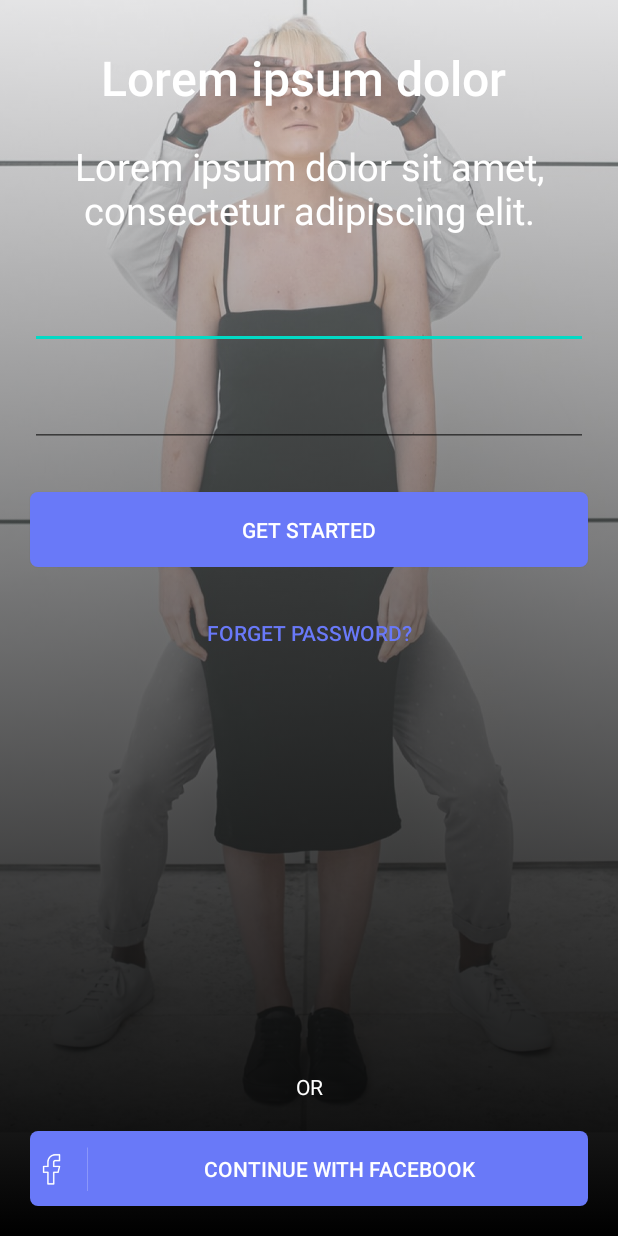
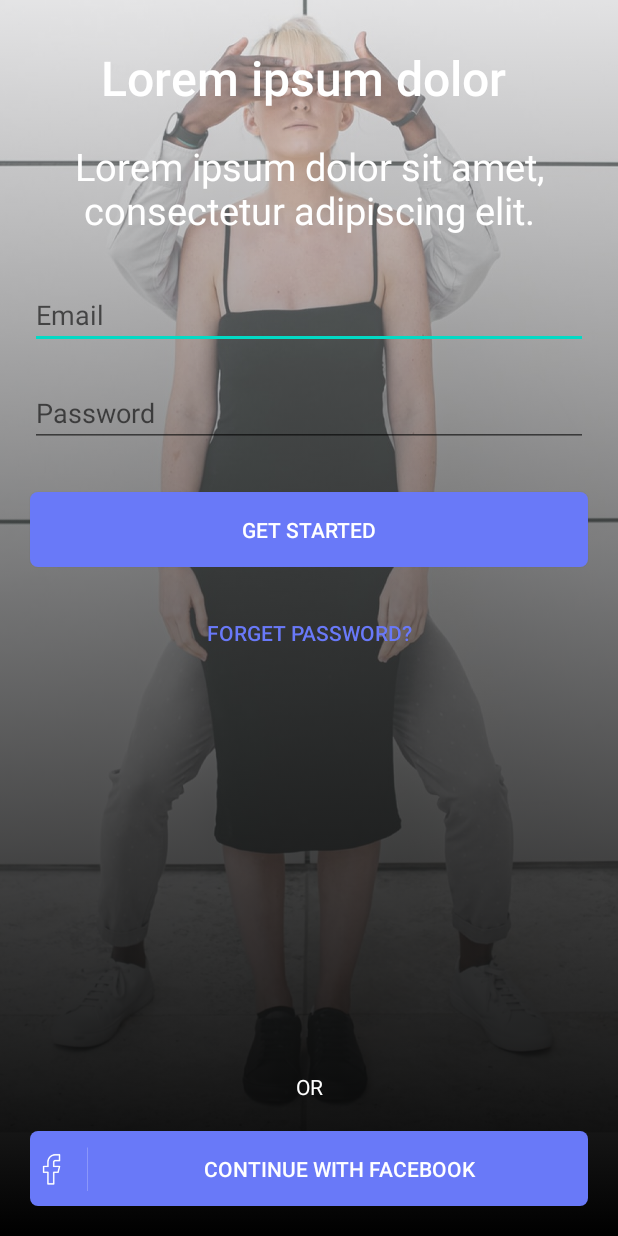
Before and after one commit to KotlinLib/learningkotlin, an Android app: the screen it shows after launch (LoginActivity), on a phone screen of 412 x 824 dp. Run offline under Robolectric (Android 15) with nearby library versions, the phone set to English and light mode, and no system bars.

Commit message:
change hint

```diff
--- a/app/src/main/res/layout/activity_login.xml
+++ b/app/src/main/res/layout/activity_login.xml
@@ -62,6 +62,7 @@
     <EditText
         android:id="@+id/edtEmail"
         android:layout_width="0dp"
+        android:hint="Email"
         android:layout_height="wrap_content"
         android:layout_marginStart="20dp"
         android:layout_marginTop="30dp"
@@ -83,6 +84,7 @@
         android:ems="10"
         android:inputType="textPassword"
         android:textColor="#FFFFFF"
+        android:hint="Password"
         app:layout_constraintEnd_toEndOf="parent"
         app:layout_constraintStart_toStartOf="parent"
         app:layout_constraintTop_toBottomOf="@+id/edtEmail" />
```
